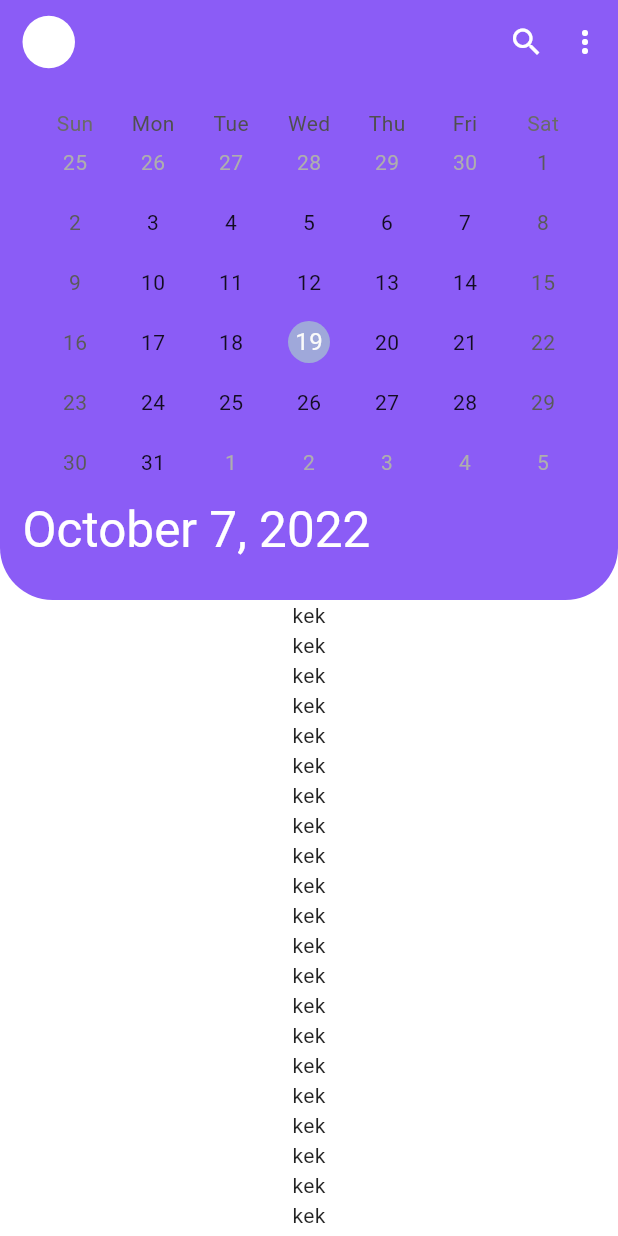
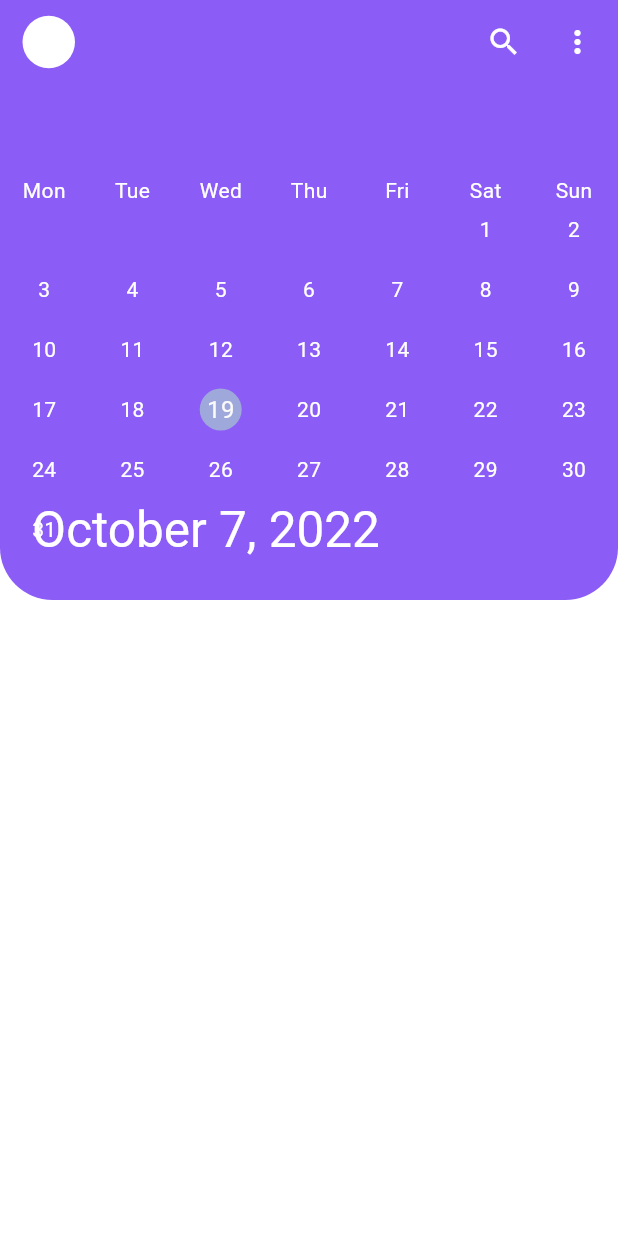
Before and after one commit to plushevyj/mooddiary, a Flutter app: the screen it shows after launch, on a phone screen of 412 x 824 dp. Run offline on Flutter 3.47's test engine with Material 2 defaults, Android fonts, the phone set to English and light mode, and no system bars; drawn by our look-alikes of table_calendar; our stand-ins replace google_fonts.

Commit message:
Добавляет календарь

```diff
--- a/lib/screens/home.dart
+++ b/lib/screens/home.dart
@@ -38,33 +38,48 @@ class _HomeScreenState extends State<HomeScreen> {
             ),
             leadingWidth: 50,
             flexibleSpace: FlexibleSpaceBar(
-              titlePadding:
-                  EdgeInsets.only(bottom: 25, left: _horizontalTitlePadding, right: _horizontalTitlePadding),
+              titlePadding: EdgeInsets.only(
+                bottom: 25,
+                right:
+                    MediaQuery.of(context).size.width / _horizontalTitlePadding,
+              ),
+              centerTitle: true,
               title: Text(
                 'October 7, 2022',
                 style: GoogleFonts.readexPro(color: const Color(0xFFFFFFFF)),
               ),
               background: Center(
                 child: Padding(
-                  padding:
-                      const EdgeInsets.symmetric(horizontal: 24, vertical: 50),
+                  padding: const EdgeInsets.only(left: 0, right: 0, top: 90),
                   child: TableCalendar(
                     currentDay: DateTime.now(),
                     focusedDay: DateTime.now(),
                     firstDay: DateTime(2020, 1, 1),
                     lastDay: DateTime(2025, 12, 31),
+                    pageJumpingEnabled: true,
                     headerVisible: false,
+                    startingDayOfWeek: StartingDayOfWeek.monday,
                     rowHeight: 40,
-
+                    daysOfWeekStyle: DaysOfWeekStyle(
+                      weekdayStyle:
+                          GoogleFonts.readexPro(color: const Color(0xFFFFFFFF)),
+                      weekendStyle:
+                          GoogleFonts.readexPro(color: const Color(0xFFFFFFFF)),
+                    ),
+                    calendarStyle: const CalendarStyle(
+                      defaultTextStyle: TextStyle(color: Color(0xFFFFFFFF)),
+                      outsideTextStyle: TextStyle(color: Color(0x00000000)),
+                      weekendTextStyle: TextStyle(color: Color(0xFFFFFFFF)),
+                    ),
                   ),
                 ),
               ),
             ),
             actions: const [
               Icon(Icons.search, color: Color(0xFFFFFFFF)),
+              SizedBox(width: 25),
+              Icon(Icons.more_vert, color: Color(0xFFFFFFFF)),
               SizedBox(width: 15),
-              Icon(Icons.more_vert, color: Color(0xFFFFFFFF)),
-              SizedBox(width: 10),
             ],
             shape: const RoundedRectangleBorder(
               borderRadius: BorderRadius.vertical(
@@ -77,7 +92,13 @@ class _HomeScreenState extends State<HomeScreen> {
             child: Center(
               child: Column(
                 mainAxisAlignment: MainAxisAlignment.center,
-                children: [for (int i = 0; i < 50; i++) const Text('kek')],
+                children: [
+                  for (int i = 0; i < 50; i++)
+                    const Text(
+                      'kek',
+                      style: TextStyle(color: Color(0x00000000)),
+                    )
+                ],
               ),
             ),
           )
@@ -87,22 +108,26 @@ class _HomeScreenState extends State<HomeScreen> {
   }
 
   double get _horizontalTitlePadding {
-    const kBasePadding = 15.0;
-    const kMultiplier = 0.8;
+    const kBasePadding = 3.0;
+    const kMultiplier = 0.5;
     const kExpandedHeight = 370;
+    const kScrollCoefficient = 1.5;
 
     if (_scrollController.hasClients) {
       // In case 50%-100% of the expanded height is viewed
-      if (_scrollController.offset < (kExpandedHeight / 2)) {
+      if (_scrollController.offset < (kExpandedHeight / kScrollCoefficient)) {
         return kBasePadding;
       }
       // In case 0% of the expanded height is viewed
       if (_scrollController.offset > (kExpandedHeight - kToolbarHeight)) {
-        return (kExpandedHeight / 2 - kToolbarHeight) * kMultiplier +
+        return (kExpandedHeight / kScrollCoefficient - kToolbarHeight) *
+                kMultiplier +
             kBasePadding;
       }
       // In case 0%-50% of the expanded height is viewed
-      return (_scrollController.offset - (kExpandedHeight / 2)) * kMultiplier +
+      return (_scrollController.offset -
+                  (kExpandedHeight / kScrollCoefficient)) *
+              kMultiplier +
           kBasePadding;
     }
     return kBasePadding;
```
